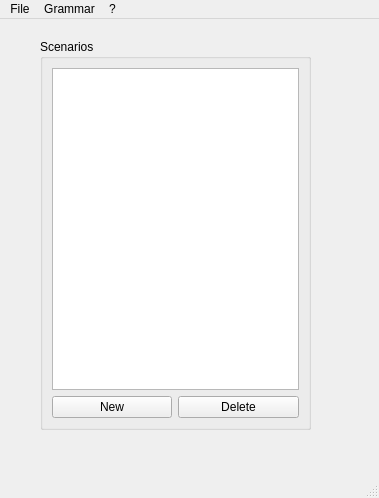
The window that dobby/qt/ui/main.ui (Diaoul/Dobby) describes before a commit, drawn with Qt 5.
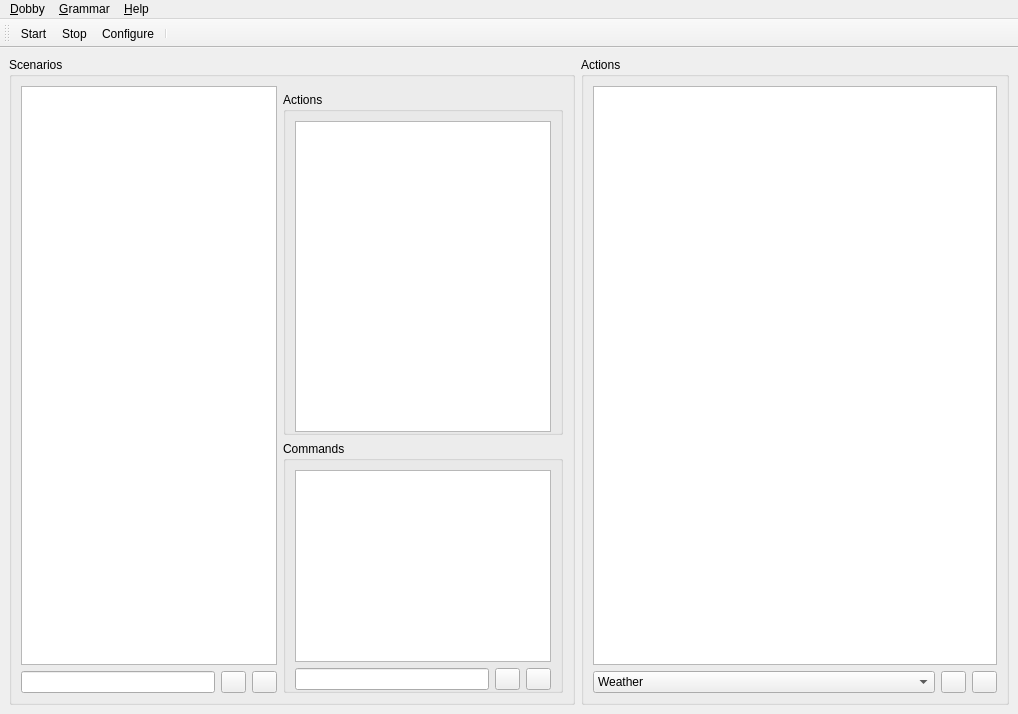
The same window after the commit. Icons and pictures are not drawn.

```diff
--- a/dobby/qt/ui/main.ui
+++ b/dobby/qt/ui/main.ui
@@ -6,104 +6,383 @@
    <rect>
     <x>0</x>
     <y>0</y>
-    <width>379</width>
-    <height>498</height>
+    <width>1018</width>
+    <height>714</height>
    </rect>
   </property>
   <property name="windowTitle">
    <string>Dobby</string>
   </property>
-  <widget class="QWidget" name="centralwidget">
-   <widget class="QGroupBox" name="scenariosGroupBox">
-    <property name="geometry">
-     <rect>
-      <x>40</x>
-      <y>20</y>
-      <width>271</width>
-      <height>391</height>
-     </rect>
-    </property>
-    <property name="title">
-     <string>Scenarios</string>
-    </property>
-    <layout class="QGridLayout" name="gridLayout">
-     <item row="1" column="0">
-      <widget class="QPushButton" name="newScenario">
-       <property name="text">
-        <string>New</string>
-       </property>
-      </widget>
-     </item>
-     <item row="1" column="1">
-      <widget class="QPushButton" name="deleteScenario">
-       <property name="text">
-        <string>Delete</string>
-       </property>
-      </widget>
-     </item>
-     <item row="0" column="0" colspan="2">
-      <widget class="QListView" name="scenarioListView"/>
-     </item>
-    </layout>
-   </widget>
+  <widget class="QWidget" name="qwCentral">
+   <layout class="QHBoxLayout" name="horizontalLayout">
+    <item>
+     <widget class="QGroupBox" name="qbpScenarios">
+      <property name="title">
+       <string>Scenarios</string>
+      </property>
+      <layout class="QGridLayout" name="gridLayout_3">
+       <item row="0" column="0" rowspan="4">
+        <layout class="QVBoxLayout" name="qvblScenarios">
+         <item>
+          <widget class="QListView" name="qlvScenarios"/>
+         </item>
+         <item>
+          <layout class="QHBoxLayout" name="qhblScenarioEdit">
+           <item>
+            <widget class="QLineEdit" name="qleScenario"/>
+           </item>
+           <item>
+            <widget class="QPushButton" name="qpbScenarioAdd">
+             <property name="maximumSize">
+              <size>
+               <width>25</width>
+               <height>25</height>
+              </size>
+             </property>
+             <property name="text">
+              <string/>
+             </property>
+             <property name="icon">
+              <iconset resource="dobby.qrc">
+               <normaloff>:/controls/list-add</normaloff>:/controls/list-add</iconset>
+             </property>
+             <property name="iconSize">
+              <size>
+               <width>20</width>
+               <height>20</height>
+              </size>
+             </property>
+            </widget>
+           </item>
+           <item>
+            <widget class="QPushButton" name="qpbScenarioRemove">
+             <property name="maximumSize">
+              <size>
+               <width>25</width>
+               <height>25</height>
+              </size>
+             </property>
+             <property name="text">
+              <string/>
+             </property>
+             <property name="icon">
+              <iconset resource="dobby.qrc">
+               <normaloff>:/controls/list-remove</normaloff>:/controls/list-remove</iconset>
+             </property>
+             <property name="iconSize">
+              <size>
+               <width>20</width>
+               <height>20</height>
+              </size>
+             </property>
+            </widget>
+           </item>
+          </layout>
+         </item>
+        </layout>
+       </item>
+       <item row="1" column="1">
+        <widget class="QGroupBox" name="qgbScenarioActions">
+         <property name="title">
+          <string>Actions</string>
+         </property>
+         <layout class="QGridLayout" name="gridLayout">
+          <property name="bottomMargin">
+           <number>0</number>
+          </property>
+          <item row="0" column="0">
+           <widget class="QListView" name="qlvScenarioActions"/>
+          </item>
+         </layout>
+        </widget>
+       </item>
+       <item row="2" column="1" rowspan="2">
+        <widget class="QGroupBox" name="qgbScenarioCommands">
+         <property name="title">
+          <string>Commands</string>
+         </property>
+         <layout class="QGridLayout" name="gridLayout_2">
+          <property name="bottomMargin">
+           <number>0</number>
+          </property>
+          <item row="0" column="0">
+           <layout class="QVBoxLayout" name="qvblScenarioCommands">
+            <item>
+             <widget class="QListView" name="qlvScenarioCommands"/>
+            </item>
+            <item>
+             <layout class="QHBoxLayout" name="qhblScenarioCommandEdit">
+              <item>
+               <widget class="QLineEdit" name="qleScenarioCommand"/>
+              </item>
+              <item>
+               <widget class="QPushButton" name="qpbScenarioCommandAdd">
+                <property name="maximumSize">
+                 <size>
+                  <width>25</width>
+                  <height>25</height>
+                 </size>
+                </property>
+                <property name="text">
+                 <string/>
+                </property>
+                <property name="icon">
+                 <iconset resource="dobby.qrc">
+                  <normaloff>:/controls/list-add</normaloff>:/controls/list-add</iconset>
+                </property>
+                <property name="iconSize">
+                 <size>
+                  <width>20</width>
+                  <height>20</height>
+                 </size>
+                </property>
+               </widget>
+              </item>
+              <item>
+               <widget class="QPushButton" name="qpbScenarioCommandRemove">
+                <property name="maximumSize">
+                 <size>
+                  <width>25</width>
+                  <height>25</height>
+                 </size>
+                </property>
+                <property name="text">
+                 <string/>
+                </property>
+                <property name="icon">
+                 <iconset resource="dobby.qrc">
+                  <normaloff>:/controls/list-remove</normaloff>:/controls/list-remove</iconset>
+                </property>
+                <property name="iconSize">
+                 <size>
+                  <width>20</width>
+                  <height>20</height>
+                 </size>
+                </property>
+               </widget>
+              </item>
+             </layout>
+            </item>
+           </layout>
+          </item>
+         </layout>
+        </widget>
+       </item>
+      </layout>
+     </widget>
+    </item>
+    <item>
+     <widget class="QGroupBox" name="qgbActions">
+      <property name="title">
+       <string>Actions</string>
+      </property>
+      <layout class="QVBoxLayout" name="verticalLayout">
+       <item>
+        <widget class="QListView" name="qlvActions"/>
+       </item>
+       <item>
+        <layout class="QHBoxLayout" name="qhblActionEdit">
+         <item>
+          <widget class="QComboBox" name="qcbActionType">
+           <item>
+            <property name="text">
+             <string>Weather</string>
+            </property>
+            <property name="icon">
+             <iconset resource="dobby.qrc">
+              <normaloff>:/actions/weather</normaloff>:/actions/weather</iconset>
+            </property>
+           </item>
+           <item>
+            <property name="text">
+             <string>Datetime</string>
+            </property>
+            <property name="icon">
+             <iconset resource="dobby.qrc">
+              <normaloff>:/actions/datetime</normaloff>:/actions/datetime</iconset>
+            </property>
+           </item>
+           <item>
+            <property name="text">
+             <string>Feed</string>
+            </property>
+            <property name="icon">
+             <iconset resource="dobby.qrc">
+              <normaloff>:/actions/feed</normaloff>:/actions/feed</iconset>
+            </property>
+           </item>
+          </widget>
+         </item>
+         <item>
+          <widget class="QPushButton" name="qpbActionAdd">
+           <property name="maximumSize">
+            <size>
+             <width>25</width>
+             <height>25</height>
+            </size>
+           </property>
+           <property name="text">
+            <string/>
+           </property>
+           <property name="icon">
+            <iconset resource="dobby.qrc">
+             <normaloff>:/controls/list-add</normaloff>:/controls/list-add</iconset>
+           </property>
+           <property name="iconSize">
+            <size>
+             <width>20</width>
+             <height>20</height>
+            </size>
+           </property>
+          </widget>
+         </item>
+         <item>
+          <widget class="QPushButton" name="qpbActionRemove">
+           <property name="maximumSize">
+            <size>
+             <width>25</width>
+             <height>25</height>
+            </size>
+           </property>
+           <property name="text">
+            <string/>
+           </property>
+           <property name="icon">
+            <iconset resource="dobby.qrc">
+             <normaloff>:/controls/list-remove</normaloff>:/controls/list-remove</iconset>
+           </property>
+           <property name="iconSize">
+            <size>
+             <width>20</width>
+             <height>20</height>
+            </size>
+           </property>
+          </widget>
+         </item>
+        </layout>
+       </item>
+      </layout>
+     </widget>
+    </item>
+   </layout>
+   <zorder>qgbActions</zorder>
+   <zorder>qbpScenarios</zorder>
   </widget>
   <widget class="QMenuBar" name="menubar">
    <property name="geometry">
     <rect>
      <x>0</x>
      <y>0</y>
-     <width>379</width>
+     <width>1018</width>
      <height>25</height>
     </rect>
    </property>
    <widget class="QMenu" name="menu">
     <property name="title">
-     <string>?</string>
+     <string>&amp;Help</string>
     </property>
-    <addaction name="actionAbout"/>
+    <addaction name="qaAbout"/>
    </widget>
    <widget class="QMenu" name="menuGrammar">
     <property name="title">
-     <string>Grammar</string>
+     <string>&amp;Grammar</string>
     </property>
-    <addaction name="actionGenerate"/>
+    <addaction name="qaGenerate"/>
    </widget>
    <widget class="QMenu" name="menuFile">
     <property name="title">
-     <string>File</string>
+     <string>&amp;Dobby</string>
     </property>
-    <addaction name="actionStart"/>
-    <addaction name="actionStop"/>
-    <addaction name="actionQuit"/>
+    <addaction name="qaStart"/>
+    <addaction name="qaStop"/>
+    <addaction name="qaConfigure"/>
+    <addaction name="qaQuit"/>
    </widget>
    <addaction name="menuFile"/>
    <addaction name="menuGrammar"/>
    <addaction name="menu"/>
   </widget>
-  <widget class="QStatusBar" name="statusbar"/>
-  <action name="actionAbout">
+  <widget class="QToolBar" name="toolBar">
+   <property name="windowTitle">
+    <string>toolBar</string>
+   </property>
+   <attribute name="toolBarArea">
+    <enum>TopToolBarArea</enum>
+   </attribute>
+   <attribute name="toolBarBreak">
+    <bool>false</bool>
+   </attribute>
+   <addaction name="qaStart"/>
+   <addaction name="qaStop"/>
+   <addaction name="qaConfigure"/>
+   <addaction name="separator"/>
+  </widget>
+  <action name="qaAbout">
    <property name="text">
-    <string>About...</string>
+    <string>&amp;About...</string>
    </property>
   </action>
-  <action name="actionGenerate">
+  <action name="qaGenerate">
    <property name="text">
-    <string>Generate...</string>
+    <string>&amp;Generate...</string>
    </property>
   </action>
-  <action name="actionQuit">
+  <action name="qaQuit">
    <property name="text">
-    <string>Quit</string>
+    <string>&amp;Quit</string>
    </property>
+   <property name="iconVisibleInMenu">
+    <bool>false</bool>
+   </property>
   </action>
-  <action name="actionStart">
+  <action name="qaStart">
+   <property name="icon">
+    <iconset resource="dobby.qrc">
+     <normaloff>:/controls/start</normaloff>:/controls/start</iconset>
+   </property>
    <property name="text">
-    <string>Start</string>
+    <string>Sta&amp;rt</string>
    </property>
+   <property name="shortcut">
+    <string>Ctrl+D, R</string>
+   </property>
+   <property name="iconVisibleInMenu">
+    <bool>false</bool>
+   </property>
   </action>
-  <action name="actionStop">
+  <action name="qaStop">
+   <property name="icon">
+    <iconset resource="dobby.qrc">
+     <normaloff>:/controls/stop</normaloff>:/controls/stop</iconset>
+   </property>
    <property name="text">
-    <string>Stop</string>
+    <string>&amp;Stop</string>
+   </property>
+   <property name="shortcut">
+    <string>Ctrl+D, S</string>
+   </property>
+   <property name="iconVisibleInMenu">
+    <bool>false</bool>
+   </property>
+  </action>
+  <action name="qaConfigure">
+   <property name="icon">
+    <iconset resource="dobby.qrc">
+     <normaloff>:/controls/configure</normaloff>:/controls/configure</iconset>
+   </property>
+   <property name="text">
+    <string>&amp;Configure</string>
+   </property>
+   <property name="shortcut">
+    <string>Ctrl+D, P</string>
+   </property>
+   <property name="iconVisibleInMenu">
+    <bool>false</bool>
+   </property>
+  </action>
+  <action name="actionAdd">
+   <property name="text">
+    <string>Add...</string>
    </property>
   </action>
  </widget>
```
Left out of the diff: 21 changed lines with no effect on the pictures.
